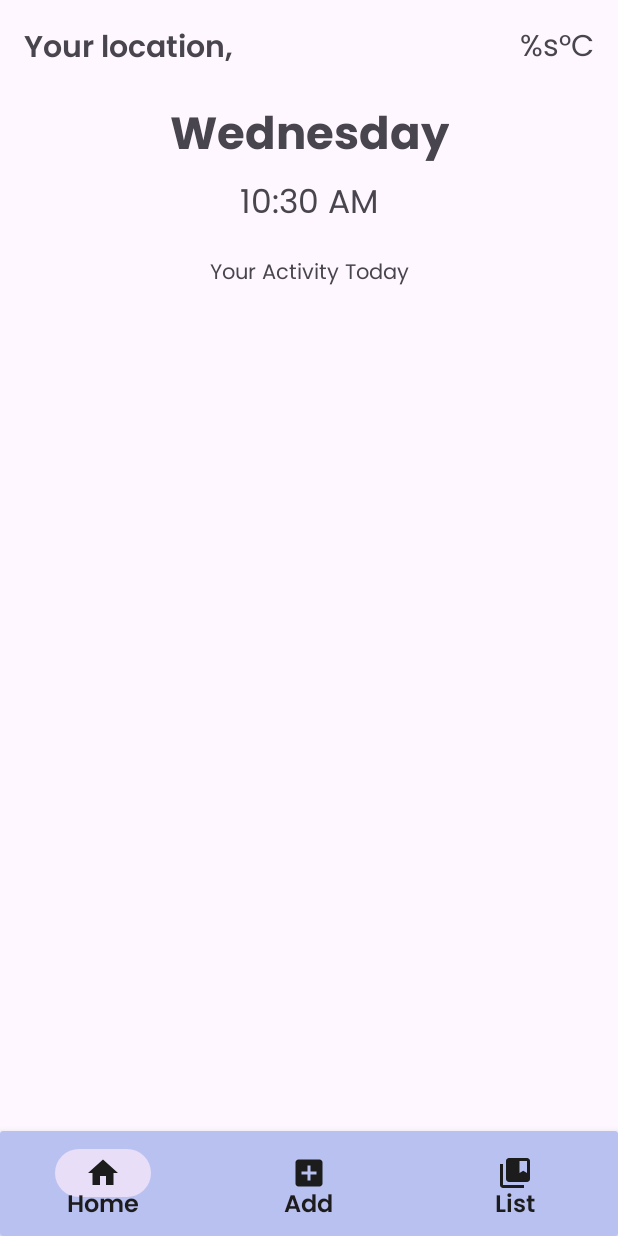
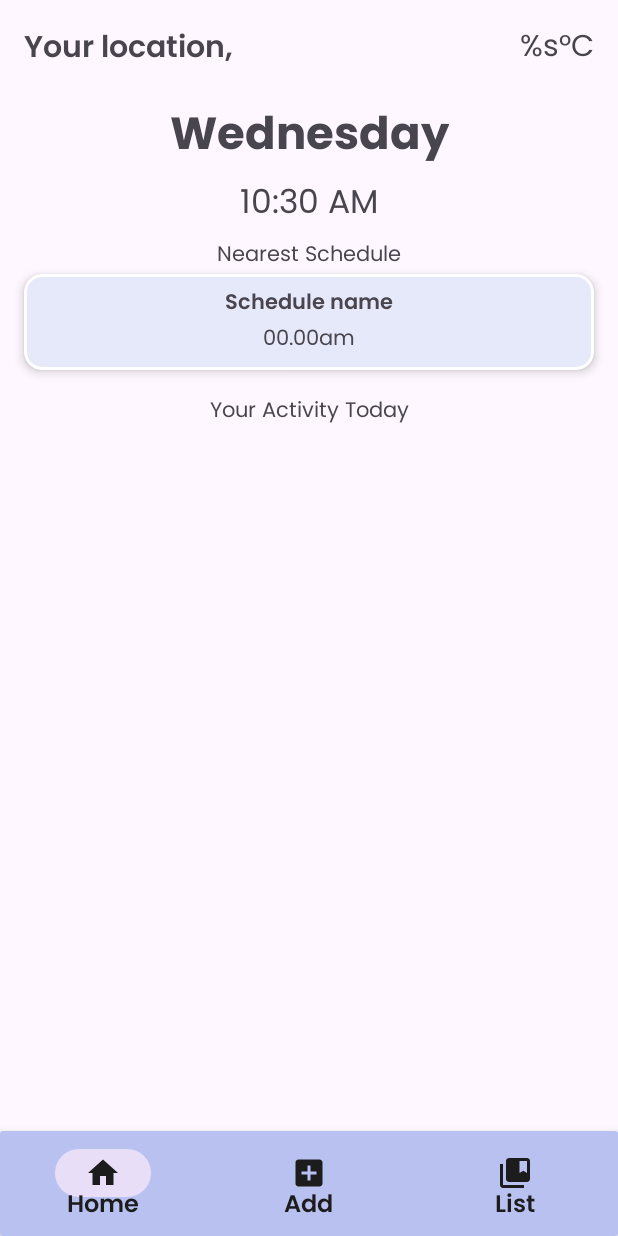
Before and after one commit to rezaagung1101/Schedule-App, an Android app: the screen it shows after launch (MainActivity), on a phone screen of 412 x 824 dp. Run offline under Robolectric (Android 15) with nearby library versions, the phone set to English and light mode, and no system bars; our stand-ins replace Room's generated code, navigation-ui.

Commit message:
add: nearest schedule

```diff
--- a/app/src/main/res/layout/fragment_home.xml
+++ b/app/src/main/res/layout/fragment_home.xml
@@ -59,21 +59,65 @@
             app:layout_constraintTop_toTopOf="parent" />
 
         <TextView
+            android:id="@+id/tv_nearest_schedule"
+            android:layout_width="wrap_content"
+            android:layout_height="wrap_content"
+            android:layout_marginVertical="4dp"
+            android:text="@string/your_nearest_schedule"
+            app:layout_constraintEnd_toEndOf="parent"
+            app:layout_constraintStart_toStartOf="parent"
+            app:layout_constraintTop_toBottomOf="@+id/tv_time" />
+
+
+        <com.google.android.material.card.MaterialCardView
+            android:id="@+id/nearest_container"
+            android:layout_width="match_parent"
+            android:layout_height="wrap_content"
+            android:layout_marginHorizontal="@dimen/fab_margin"
+            app:layout_constraintEnd_toEndOf="parent"
+            app:layout_constraintStart_toStartOf="parent"
+            app:layout_constraintTop_toBottomOf="@+id/tv_nearest_schedule"
+            app:strokeColor="@color/white"
+            app:strokeWidth="2dp"
+            app:cardElevation="4dp"
+            android:backgroundTint="@color/blue_light">
+
+            <LinearLayout
+                android:padding="8dp"
+                android:layout_gravity="center"
+                android:gravity="center"
+                android:layout_width="match_parent"
+                android:layout_height="wrap_content"
+                android:orientation="vertical">
+                <TextView
+                    android:id="@+id/tv_nearest_schedule_title"
+                    android:layout_width="wrap_content"
+                    android:layout_height="wrap_content"
+                    android:fontFamily="@font/semi_bold_poppins"
+                    android:text="@string/schedule_name"/>
+                <TextView
+                    android:id="@+id/tv_nearest_schedule_time"
+                    android:layout_width="wrap_content"
+                    android:layout_height="wrap_content"
+                    android:text="@string/time_default"/>
+            </LinearLayout>
+
+        </com.google.android.material.card.MaterialCardView>
+
+        <TextView
             android:id="@+id/tv_your_activity_today"
             android:layout_width="wrap_content"
             android:layout_height="wrap_content"
-            android:layout_marginTop="16dp"
+            android:layout_marginTop="@dimen/fab_margin"
             android:text="@string/your_activity_today"
             app:layout_constraintEnd_toEndOf="parent"
             app:layout_constraintStart_toStartOf="parent"
-            app:layout_constraintTop_toBottomOf="@+id/tv_time" />
+            app:layout_constraintTop_toBottomOf="@+id/nearest_container" />
 
         <androidx.recyclerview.widget.RecyclerView
             android:id="@+id/rv_schedule"
             android:layout_width="match_parent"
             android:layout_height="0dp"
-            android:layout_marginTop="16dp"
-            app:layout_constraintBottom_toTopOf="@+id/materialButton"
             app:layout_constraintTop_toBottomOf="@+id/tv_your_activity_today"
             tools:listitem="@layout/card_schedule_item" />
 
--- a/app/src/main/res/values/strings.xml
+++ b/app/src/main/res/values/strings.xml
@@ -57,5 +57,6 @@
     <string name="delete_success_message">Schedule deleted successfully!</string>
     <string name="detail_schedule">Detail Schedule</string>
     <string name="add_schedule_confirmation">Add new schedule?</string>
+    <string name="your_nearest_schedule">Nearest Schedule</string>
 
 </resources>
```
